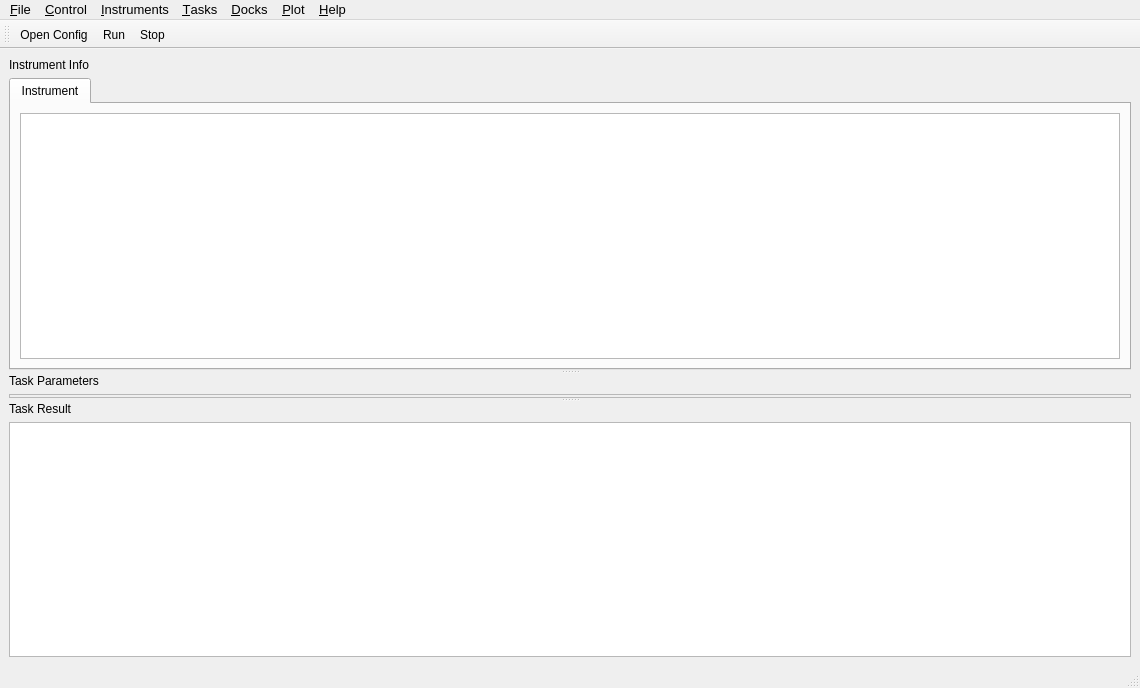
Qt form rgagui/ui/taskmain.ui (thinkSRS/srsgui) before a commit.
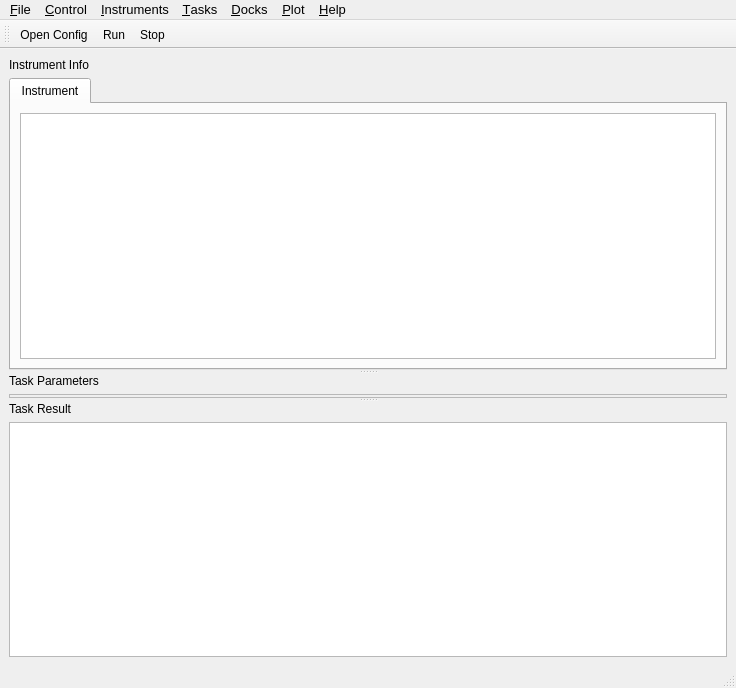
The same form after that commit. Icons and pictures are not drawn.

```diff
--- a/rgagui/ui/taskmain.ui
+++ b/rgagui/ui/taskmain.ui
@@ -6,7 +6,7 @@
    <rect>
     <x>0</x>
     <y>0</y>
-    <width>1140</width>
+    <width>736</width>
     <height>688</height>
    </rect>
   </property>
@@ -124,8 +124,8 @@
     <rect>
      <x>0</x>
      <y>0</y>
-     <width>1140</width>
-     <height>29</height>
+     <width>736</width>
+     <height>23</height>
     </rect>
    </property>
    <property name="font">
```
